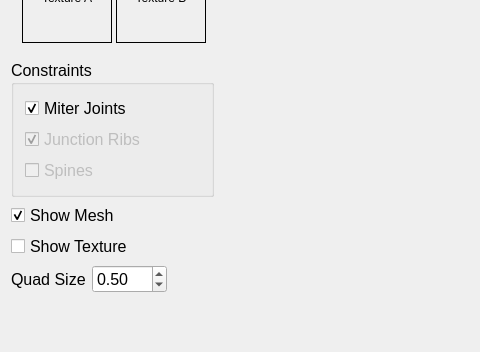
The window that mainwindow.ui (azer89/ConformalDecorativeStrokes) describes before a commit, drawn with Qt 5; both pictures show x 0 to 480 and y 124 to 476 of the 1244 by 700 pixel window.
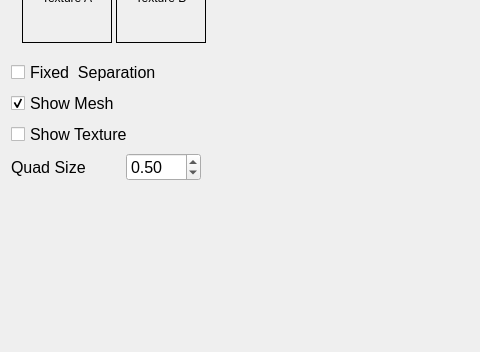
The same window after the commit. Custom widgets are drawn as their Qt base class.

Commit message: added fixed separation constraint in the UI

Diff of the .ui file:
```diff
--- a/mainwindow.ui
+++ b/mainwindow.ui
@@ -81,9 +81,6 @@
      </size>
     </property>
     <layout class="QFormLayout" name="formLayout">
-     <property name="fieldGrowthPolicy">
-      <enum>QFormLayout::AllNonFixedFieldsGrow</enum>
-     </property>
      <item row="0" column="0" colspan="2">
       <widget class="QWidget" name="widget_2" native="true">
        <property name="minimumSize">
@@ -147,61 +144,18 @@
       </widget>
      </item>
      <item row="1" column="0" colspan="2">
-      <widget class="QGroupBox" name="groupBox">
+      <widget class="QCheckBox" name="fixedSeparationCheckBox">
        <property name="font">
         <font>
          <pointsize>12</pointsize>
         </font>
        </property>
-       <property name="title">
-        <string>Constraints</string>
+       <property name="text">
+        <string>Fixed  Separation</string>
        </property>
-       <layout class="QFormLayout" name="formLayout_2">
-        <property name="fieldGrowthPolicy">
-         <enum>QFormLayout::AllNonFixedFieldsGrow</enum>
-        </property>
-        <item row="0" column="0">
-         <widget class="QCheckBox" name="miterCheckBox">
-          <property name="font">
-           <font>
-            <pointsize>12</pointsize>
-           </font>
-          </property>
-          <property name="text">
-           <string>Miter Joints</string>
-          </property>
-          <property name="checked">
-           <bool>true</bool>
-          </property>
-         </widget>
-        </item>
-        <item row="1" column="0">
-         <widget class="QCheckBox" name="junctionRibsCheckBox">
-          <property name="enabled">
-           <bool>false</bool>
-          </property>
-          <property name="text">
-           <string>Junction Ribs</string>
-          </property>
-          <property name="checked">
-           <bool>true</bool>
-          </property>
-         </widget>
-        </item>
-        <item row="2" column="0">
-         <widget class="QCheckBox" name="spinesCheckBox">
-          <property name="enabled">
-           <bool>false</bool>
-          </property>
-          <property name="text">
-           <string>Spines</string>
-          </property>
-         </widget>
-        </item>
-       </layout>
       </widget>
      </item>
-     <item row="2" column="0" colspan="2">
+     <item row="2" column="0">
       <widget class="QCheckBox" name="meshCheckBox">
        <property name="font">
         <font>
```
The commit also changes 5 other files.
